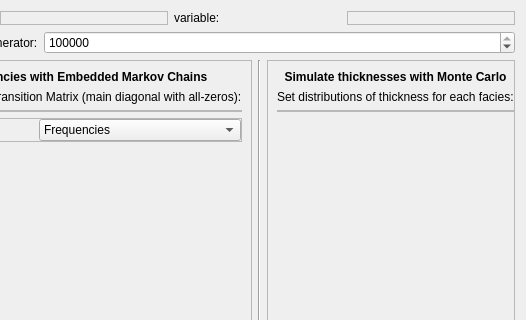
PauloCarvalhoRJ/gammaray, file dialogs/mcmcdataimputationdialog.ui: the form before one commit; both pictures show x 185 to 711 and y 0 to 320 of the 711 by 427 pixel window.
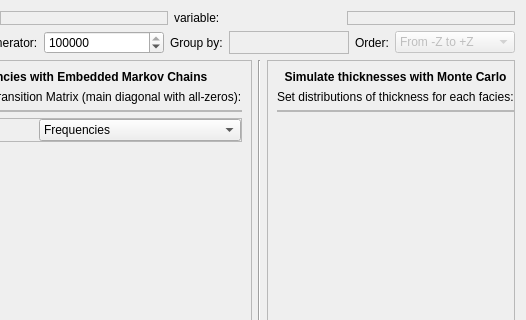
The form after the commit. Icons and pictures are not drawn.

Commit message: MCMC: added 'group by' variable and 'order' options to the MCMC dialog.

Diff of the .ui file:
```diff
--- a/dialogs/mcmcdataimputationdialog.ui
+++ b/dialogs/mcmcdataimputationdialog.ui
@@ -120,6 +120,71 @@
        </property>
       </widget>
      </item>
+     <item>
+      <widget class="QLabel" name="label_9">
+       <property name="text">
+        <string>Group by:</string>
+       </property>
+      </widget>
+     </item>
+     <item>
+      <widget class="QFrame" name="frmCmbGroupByVariable">
+       <property name="sizePolicy">
+        <sizepolicy hsizetype="Expanding" vsizetype="Preferred">
+         <horstretch>0</horstretch>
+         <verstretch>0</verstretch>
+        </sizepolicy>
+       </property>
+       <property name="frameShape">
+        <enum>QFrame::StyledPanel</enum>
+       </property>
+       <property name="frameShadow">
+        <enum>QFrame::Raised</enum>
+       </property>
+       <layout class="QHBoxLayout" name="horizontalLayout_7">
+        <property name="spacing">
+         <number>0</number>
+        </property>
+        <property name="leftMargin">
+         <number>0</number>
+        </property>
+        <property name="topMargin">
+         <number>0</number>
+        </property>
+        <property name="rightMargin">
+         <number>0</number>
+        </property>
+        <property name="bottomMargin">
+         <number>0</number>
+        </property>
+       </layout>
+      </widget>
+     </item>
+     <item>
+      <widget class="QLabel" name="label_10">
+       <property name="text">
+        <string>Order:</string>
+       </property>
+      </widget>
+     </item>
+     <item>
+      <widget class="QComboBox" name="cmbOrder">
+       <property name="enabled">
+        <bool>false</bool>
+       </property>
+       <property name="sizePolicy">
+        <sizepolicy hsizetype="Expanding" vsizetype="Fixed">
+         <horstretch>0</horstretch>
+         <verstretch>0</verstretch>
+        </sizepolicy>
+       </property>
+       <item>
+        <property name="text">
+         <string>From -Z to +Z</string>
+        </property>
+       </item>
+      </widget>
+     </item>
     </layout>
    </item>
    <item>
```
The commit also changes 2 other files.
